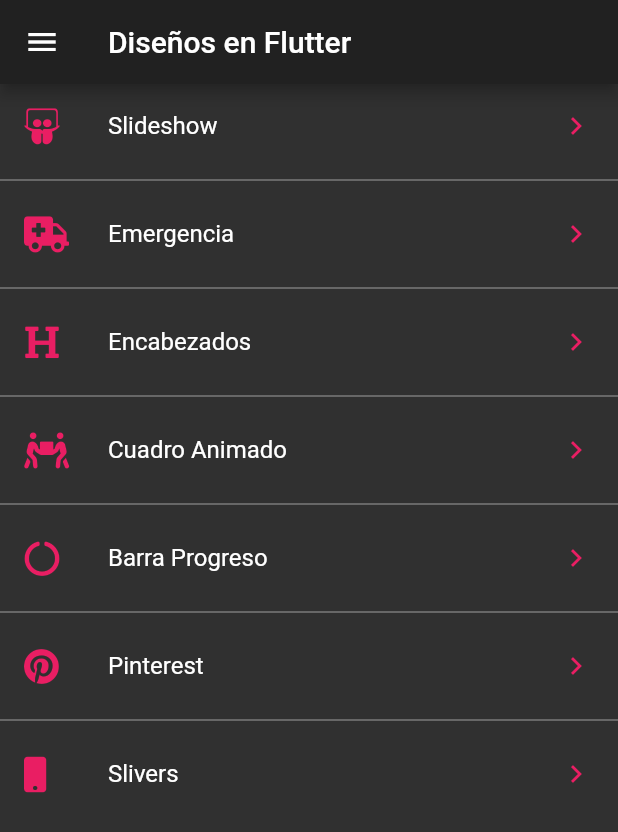
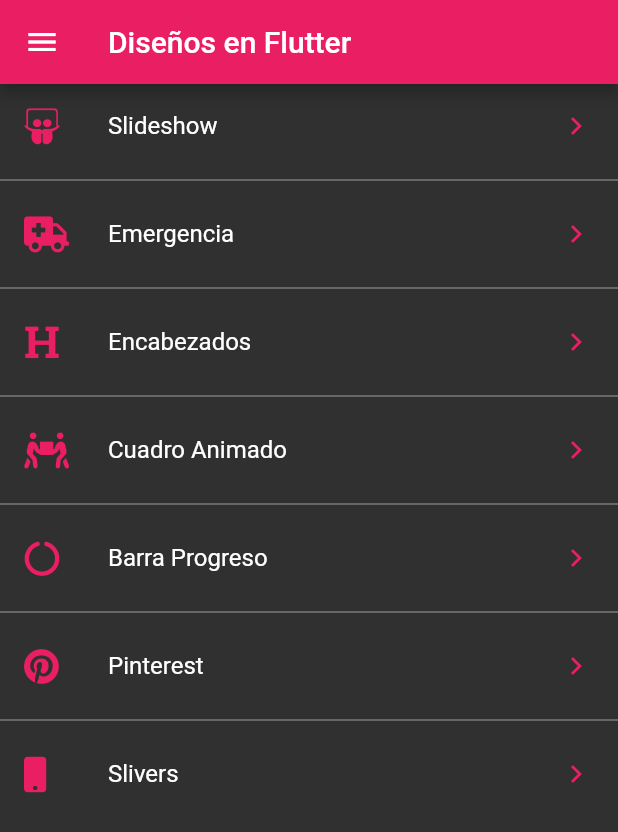
Before and after one commit to goandreus/Portrait-app, a Flutter app: the screen it shows after launch, on a phone screen of 412 x 824 dp. Shown: the top 832 px of the screen. Run offline on Flutter 3.47's test engine with Material 2 defaults, Android fonts, the phone set to English and light mode, and no system bars; our stand-ins replace animate_do, flutter_svg, font_awesome_flutter.

Commit message:
colors appbar | Orientation builder

```diff
--- a/lib/main.dart
+++ b/lib/main.dart
@@ -4,6 +4,8 @@ import 'package:flutter/material.dart';
 
 import 'package:disenos/src/pages/launcher_page.dart';
 import 'package:provider/provider.dart';
+
+import 'src/pages/launcher_page.dart';
 
 
 
@@ -24,7 +26,13 @@ class MyApp extends StatelessWidget {
       theme: currentTheme,
       debugShowCheckedModeBanner: false,
       title: 'Diseños App',
-      home: LauncherPage()
+      home: OrientationBuilder(
+        builder: (BuildContext context, Orientation orientation){
+          print('Orientation $orientation');
+          return Container(
+            child: LauncherPage(),
+          );
+        })
     );
   }
 }
--- a/lib/src/pages/launcher_page.dart
+++ b/lib/src/pages/launcher_page.dart
@@ -6,13 +6,18 @@ import 'package:disenos/src/theme/theme.dart';
 import 'package:font_awesome_flutter/font_awesome_flutter.dart';
 import 'package:disenos/src/routes/routes.dart';
 
+import '../theme/theme.dart';
+
 class LauncherPage extends StatelessWidget {
 
   @override
   Widget build(BuildContext context) {
+
+    final appTheme = Provider.of<ThemeChanger>(context).currentTheme;
     return Scaffold(
       appBar: AppBar(
         title: Text('Diseños en Flutter'),
+        backgroundColor: appTheme.accentColor,
       ),
       drawer: _MenuPrincipal(),
       body: _ListaOpciones()
--- a/lib/src/theme/theme.dart
+++ b/lib/src/theme/theme.dart
@@ -20,7 +20,9 @@ class ThemeChanger with ChangeNotifier {
       case 1: // light
         _darkTheme   = false;
         _customTheme = false;
-        _currentTheme = ThemeData.light();
+        _currentTheme = ThemeData.light().copyWith(
+          accentColor: Colors.pink
+        );
       break;
 
       case 2: // Dark
@@ -54,7 +56,10 @@ class ThemeChanger with ChangeNotifier {
           accentColor: Colors.pink
       );
     } else {
-      _currentTheme = ThemeData.light();
+      _currentTheme = ThemeData.light().copyWith(
+        accentColor: Colors.pink
+      );
+
     }
 
     notifyListeners();
```
